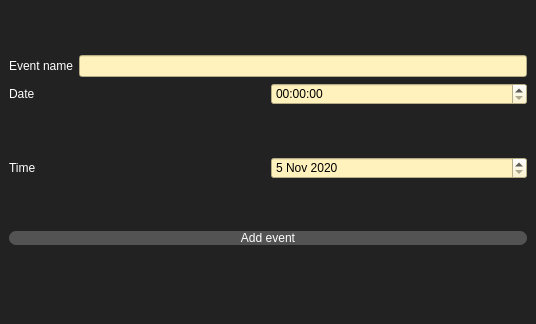
Above: uis/addevent.ui from dmhd6219/JoJoOrganizer before the change. Below: the same form after it.
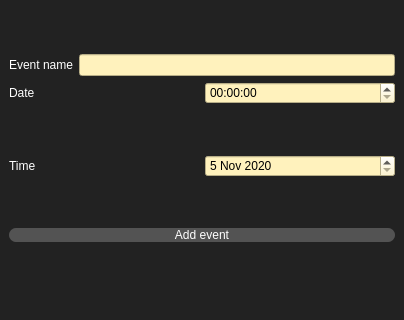
That is the form after the change. Icons and pictures are not drawn.

Diff of the .ui file:
```diff
--- a/uis/addevent.ui
+++ b/uis/addevent.ui
@@ -6,14 +6,14 @@
    <rect>
     <x>0</x>
     <y>0</y>
-    <width>536</width>
-    <height>324</height>
+    <width>404</width>
+    <height>320</height>
    </rect>
   </property>
   <property name="minimumSize">
    <size>
-    <width>536</width>
-    <height>324</height>
+    <width>404</width>
+    <height>320</height>
    </size>
   </property>
   <property name="windowTitle">
```
Left out of the diff: 2 changed lines with no effect on the pictures.
